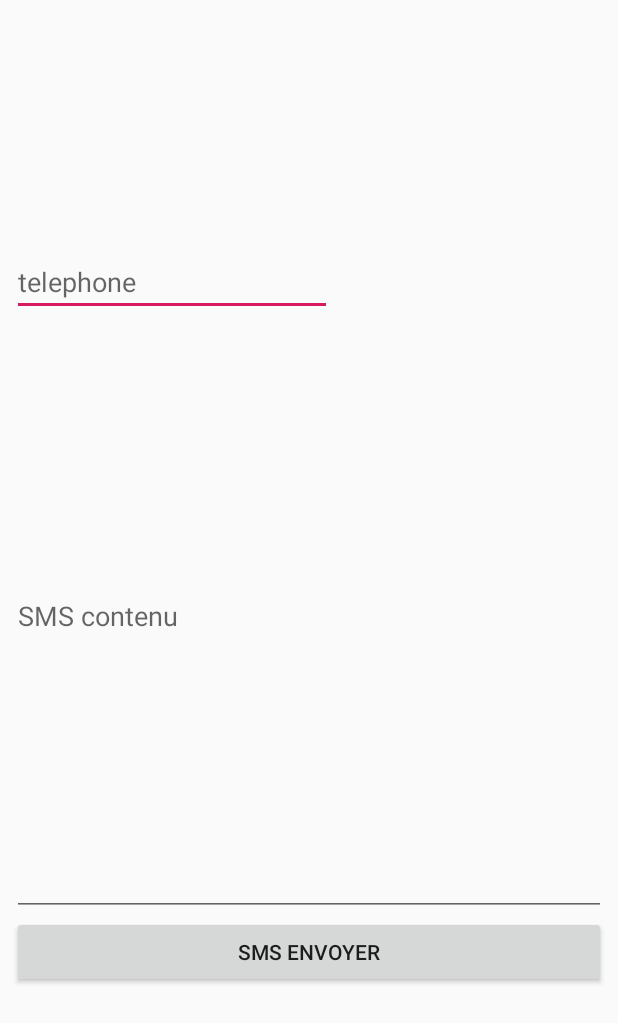
After one commit to wanghanting/ihm-android, an Android app: the layout send_message.xml on its own in the app's theme, with its tools: preview values and no code run, on a phone screen of 412 x 824 dp. The commit adds this screen. Shown: the top 1023 px of the screen. Run offline under Robolectric (Android 15) with nearby library versions, the phone set to English and light mode, and no system bars.

Commit message:
#4 send message function

```diff
--- /dev/null
+++ b/app/src/main/res/layout/send_message.xml
@@ -0,0 +1,56 @@
+<?xml version="1.0" encoding="utf-8"?>
+<android.support.constraint.ConstraintLayout
+    xmlns:android="http://schemas.android.com/apk/res/android"
+    xmlns:app="http://schemas.android.com/apk/res-auto"
+    xmlns:tools="http://schemas.android.com/tools"
+    android:layout_width="match_parent"
+    android:layout_height="match_parent">
+
+    <ScrollView
+        android:id="@+id/scrollview2"
+        android:layout_width="0dp"
+        android:layout_height="wrap_content"
+        android:layout_marginStart="8dp"
+        android:layout_marginTop="8dp"
+        android:layout_marginEnd="8dp"
+        android:layout_marginBottom="8dp"
+        app:layout_constraintBottom_toBottomOf="parent"
+        app:layout_constraintEnd_toEndOf="parent"
+        app:layout_constraintStart_toStartOf="parent"
+        app:layout_constraintTop_toTopOf="parent">
+
+        <LinearLayout
+            android:layout_width="match_parent"
+            android:layout_height="wrap_content"
+            android:orientation="vertical">
+
+            <EditText
+                android:id="@+id/tel_number"
+                android:layout_width="wrap_content"
+                android:layout_height="wrap_content"
+                android:ems="10"
+                android:hint="@string/phone"
+                android:inputType="phone"
+                tools:layout_editor_absoluteX="99dp"
+                tools:layout_editor_absoluteY="27dp"
+                android:autofillHints="" />
+
+            <EditText
+                android:id="@+id/sms_text"
+                android:layout_width="match_parent"
+                android:layout_height="400dp"
+                android:ems="10"
+                android:hint="@string/contenu"
+                android:inputType="textMultiLine"
+                tools:layout_editor_absoluteX="16dp"
+                tools:layout_editor_absoluteY="398dp" />
+
+            <Button
+                android:id="@+id/send_button"
+                android:layout_width="match_parent"
+                android:layout_height="wrap_content"
+                android:text="@string/send" />
+        </LinearLayout>
+    </ScrollView>
+
+</android.support.constraint.ConstraintLayout>
--- a/app/src/main/res/values/strings.xml
+++ b/app/src/main/res/values/strings.xml
@@ -7,4 +7,7 @@
     <string name="quantite">quantite</string>
     <string name="date_de_expiration">%1$s-%2$s-%3$s</string>
     <string name="ajouter">ajouter</string>
+    <string name="phone">telephone</string>
+    <string name="contenu">SMS contenu</string>
+    <string name="send">SMS envoyer</string>
 </resources>
```
Also changed, not shown: app/src/main/java/com/example/ihm_android/SendMessenger.java (added, +92 -0 lines).
